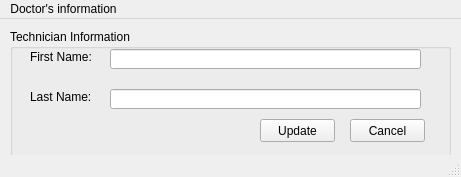
This is Screens/Admin UpdateTechnician.ui in RaahimHash/DBMS-Project-UHU-Clinic as Qt 5 draws it before an edit. The edited form follows.
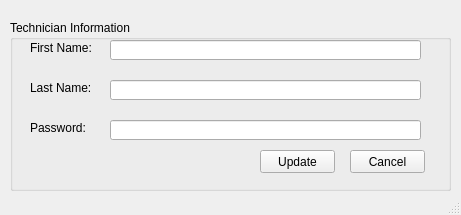
This is the edited form.

What changed in the file:
```diff
--- a/Screens/Admin UpdateTechnician.ui
+++ b/Screens/Admin UpdateTechnician.ui
@@ -7,7 +7,7 @@
     <x>0</x>
     <y>0</y>
     <width>461</width>
-    <height>177</height>
+    <height>215</height>
    </rect>
   </property>
   <property name="windowTitle">
@@ -18,9 +18,9 @@
     <property name="geometry">
      <rect>
       <x>10</x>
-      <y>10</y>
+      <y>20</y>
       <width>441</width>
-      <height>131</height>
+      <height>171</height>
      </rect>
     </property>
     <property name="title">
@@ -69,7 +69,7 @@
      <property name="geometry">
       <rect>
        <x>250</x>
-       <y>90</y>
+       <y>130</y>
        <width>75</width>
        <height>23</height>
       </rect>
@@ -82,7 +82,7 @@
      <property name="geometry">
       <rect>
        <x>340</x>
-       <y>90</y>
+       <y>130</y>
        <width>75</width>
        <height>23</height>
       </rect>
@@ -104,23 +104,36 @@
       <bool>false</bool>
      </property>
     </widget>
-   </widget>
-  </widget>
-  <widget class="QMenuBar" name="menubar">
+    <widget class="QLabel" name="label_3">
+     <property name="geometry">
+      <rect>
+       <x>20</x>
+       <y>100</y>
+       <width>81</width>
+       <height>16</height>
+      </rect>
+     </property>
+     <property name="text">
+      <string>Password:</string>
+     </property>
+    </widget>
+    <widget class="QLineEdit" name="linePassword">
    <property name="geometry">
     <rect>
-     <x>0</x>
-     <y>0</y>
-     <width>461</width>
-     <height>21</height>
-    </rect>
-   </property>
-   <widget class="QMenu" name="menuScreen7">
-    <property name="title">
-     <string>Doctor's information</string>
-    </property>
-   </widget>
-   <addaction name="menuScreen7"/>
+       <x>100</x>
+       <y>100</y>
+       <width>311</width>
+       <height>20</height>
+      </rect>
+     </property>
+     <property name="echoMode">
+      <enum>QLineEdit::Password</enum>
+     </property>
+     <property name="readOnly">
+      <bool>false</bool>
+     </property>
+    </widget>
+   </widget>
   </widget>
   <widget class="QStatusBar" name="statusbar"/>
  </widget>
```
Left out of the diff: 3 changed lines with no effect on the pictures. Lines whose indentation alone changed are shown as unchanged.
